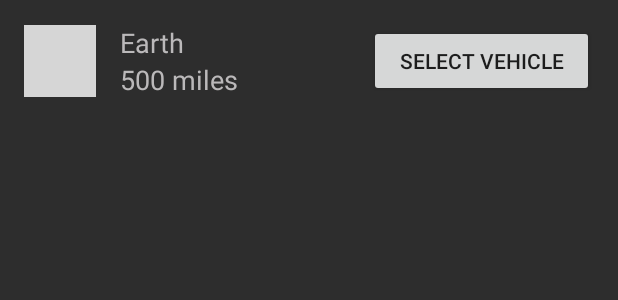
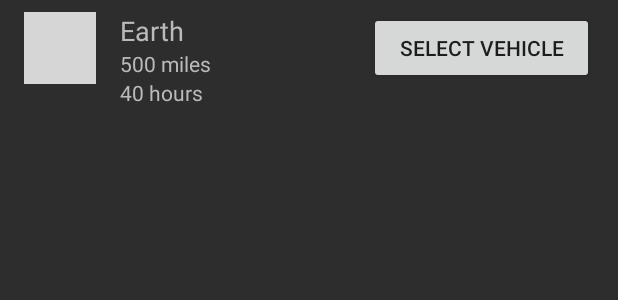
Before and after one commit to shah-nishant/finding-falcon, an Android app: the layout target_layout.xml on its own in the app's theme, with its tools: preview values and no code run, on a phone screen of 412 x 824 dp. Shown: the top 300 px of the screen. Run offline under Robolectric (Android 15) with nearby library versions, the phone set to English and light mode, and no system bars; network calls fail; grey boxes are pictures that could not be loaded.

Commit message:
Show time taken

```diff
--- a/app/src/main/java/shah/nishant/findingfalcone/game/view/TargetViewHolder.kt
+++ b/app/src/main/java/shah/nishant/findingfalcone/game/view/TargetViewHolder.kt
@@ -4,6 +4,9 @@ import androidx.core.content.ContextCompat
 import androidx.recyclerview.widget.RecyclerView
 import shah.nishant.findingfalcone.R
 import shah.nishant.findingfalcone.databinding.TargetLayoutBinding
+import shah.nishant.findingfalcone.extensions.gone
+import shah.nishant.findingfalcone.extensions.invisible
+import shah.nishant.findingfalcone.extensions.visible
 import shah.nishant.findingfalcone.game.model.Target
 
 class TargetViewHolder constructor(
@@ -23,18 +26,25 @@ class TargetViewHolder constructor(
     fun bind(target: Target) {
         binding.apply {
             name.text = target.planet.name
-            distance.text = distance.context.getString(R.string.distance, target.planet.distance)
+            distance.text = distance.context.getString(R.string.distance, target.planet.distance.toString())
             photo.setImageResource(PLANET_DRAWABLES[adapterPosition % PLANET_DRAWABLES.size])
             if (target.vehicle == null) {
                 selectVehicle.setText(R.string.select_vehicle)
                 selectVehicle.setTextColor(selectVehicle.context.resources.getColor(R.color.black))
                 selectVehicle.backgroundTintList =
                     ContextCompat.getColorStateList(selectVehicle.context, R.color.white)
+                timeTaken.invisible()
             } else {
                 selectVehicle.text = target.vehicle.name
                 selectVehicle.setTextColor(selectVehicle.context.resources.getColor(R.color.white))
                 selectVehicle.backgroundTintList =
                     ContextCompat.getColorStateList(selectVehicle.context, R.color.green)
+                timeTaken.text = timeTaken.context.getString(
+                    R.string.time_taken,
+                    // Hope API would never respond with vehicle.distance = 0
+                    (target.planet.distance!! / target.vehicle.speed!!).toString()
+                )
+                timeTaken.visible()
             }
             selectVehicle.setOnClickListener { selectVehicle(target) }
         }
--- a/app/src/main/res/layout/target_layout.xml
+++ b/app/src/main/res/layout/target_layout.xml
@@ -4,13 +4,15 @@
     xmlns:tools="http://schemas.android.com/tools"
     android:layout_width="match_parent"
     android:layout_height="wrap_content"
-    android:padding="16dp">
+    android:paddingStart="16dp"
+    android:paddingEnd="16dp"
+    android:paddingTop="8dp"
+    android:paddingBottom="8dp">
 
     <ImageView
         android:id="@+id/photo"
         android:layout_width="48dp"
         android:layout_height="48dp"
-        app:layout_constraintBottom_toBottomOf="parent"
         app:layout_constraintStart_toStartOf="parent"
         app:layout_constraintTop_toTopOf="parent"
         tools:src="@tools:sample/avatars" />
@@ -22,11 +24,9 @@
         android:layout_marginStart="16dp"
         android:textColor="@color/gray"
         android:textSize="18sp"
-        app:layout_constraintBottom_toTopOf="@id/distance"
         app:layout_constraintEnd_toStartOf="@id/select_vehicle"
         app:layout_constraintStart_toEndOf="@id/photo"
         app:layout_constraintTop_toTopOf="parent"
-        app:layout_constraintVertical_chainStyle="packed"
         tools:text="Earth" />
 
     <TextView
@@ -35,12 +35,23 @@
         android:layout_height="wrap_content"
         android:layout_marginStart="16dp"
         android:textColor="@color/gray"
-        android:textSize="18sp"
-        app:layout_constraintBottom_toBottomOf="parent"
+        android:textSize="14sp"
         app:layout_constraintEnd_toStartOf="@id/select_vehicle"
         app:layout_constraintStart_toEndOf="@id/photo"
         app:layout_constraintTop_toBottomOf="@id/name"
         tools:text="500 miles" />
+
+    <TextView
+        android:id="@+id/time_taken"
+        android:layout_width="0dp"
+        android:layout_height="wrap_content"
+        android:layout_marginStart="16dp"
+        android:textColor="@color/gray"
+        android:textSize="14sp"
+        app:layout_constraintEnd_toStartOf="@id/select_vehicle"
+        app:layout_constraintStart_toEndOf="@id/photo"
+        app:layout_constraintTop_toBottomOf="@id/distance"
+        tools:text="40 hours" />
 
     <Button
         android:id="@+id/select_vehicle"
@@ -48,7 +59,6 @@
         android:layout_height="wrap_content"
         android:minWidth="150dp"
         android:text="@string/select_vehicle"
-        app:layout_constraintBottom_toBottomOf="parent"
         app:layout_constraintEnd_toEndOf="parent"
         app:layout_constraintTop_toTopOf="parent" />
 
--- a/app/src/main/res/values/strings.xml
+++ b/app/src/main/res/values/strings.xml
@@ -16,4 +16,5 @@
     <string name="lose_message">Don\'t be sad, you can retry by clicking play again button</string>
     <string name="play_again">Play again</string>
     <string name="incomplete_selection">Please select 4 planets</string>
+    <string name="time_taken">Time taken: %1$s hours</string>
 </resources>
```
